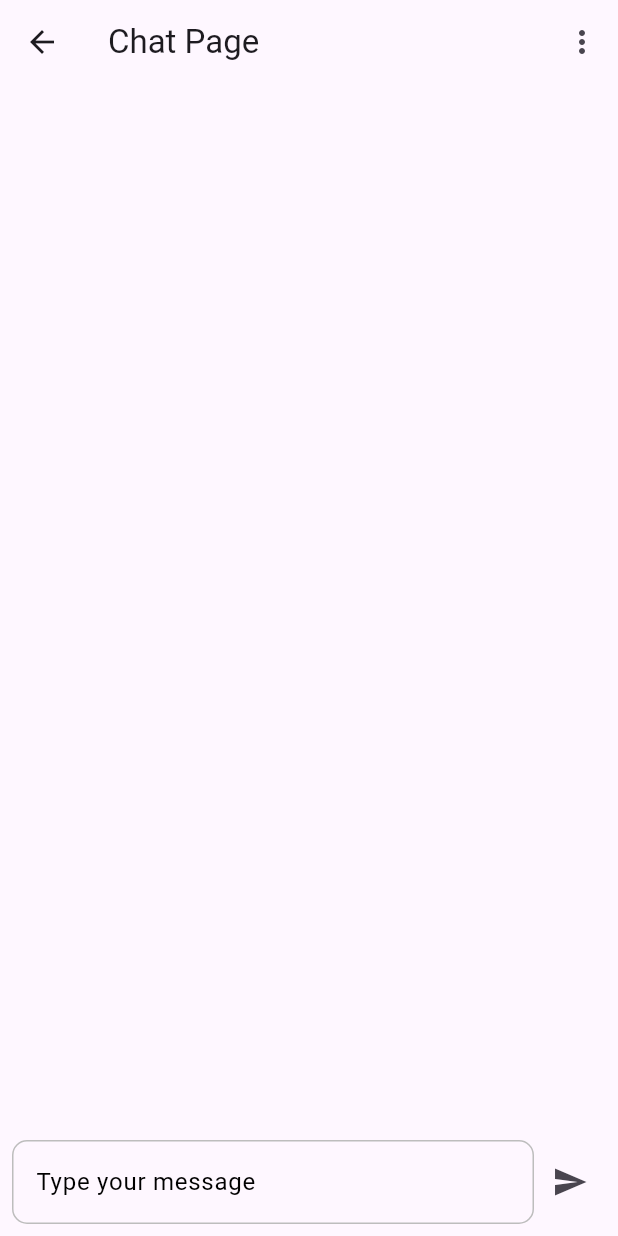
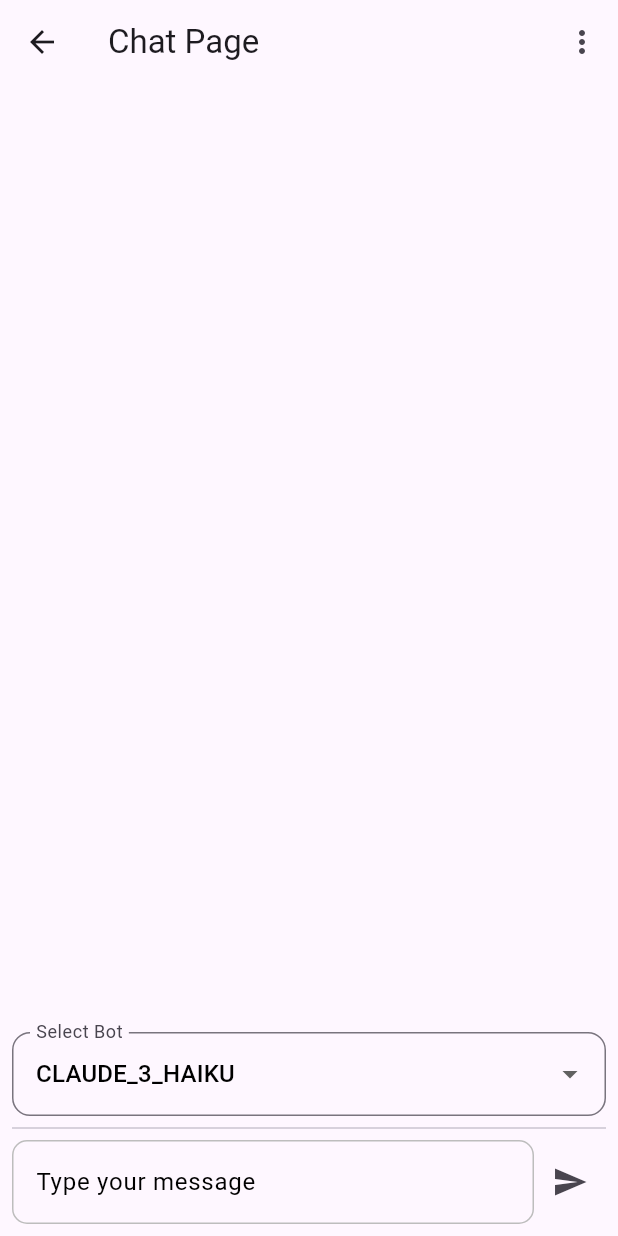
Before and after one commit to kietnguyen2003/chatApp, a Flutter app: the ChatPage screen opened directly, on a phone screen of 412 x 824 dp. Run offline on Flutter 3.47's test engine with Material 3 defaults, Android fonts, the phone set to English and light mode, and no system bars; drawn by our look-alikes of toastification; our stand-ins replace dio, equatable, flutter_animate, flutter_form_builder, shared_preferences; accounts and stored records are empty.

Commit message:
deat(chat): update chat page, conversation with chatbot

```diff
--- a/lib/layers/data/dto/auth_dto.dart
+++ b/lib/layers/data/dto/auth_dto.dart
@@ -10,6 +10,11 @@ class AuthDto {
   });
 
   factory AuthDto.fromJson(Map<String, dynamic> json) {
+    if (json['access_token'] == null ||
+        json['refresh_token'] == null ||
+        json['user_id'] == null) {
+      throw Exception('Invalid auth response');
+    }
     return AuthDto(
       token: json['access_token'],
       refreshToken: json['refresh_token'],
--- /dev/null
+++ b/lib/layers/data/source/local/botList.dart
@@ -0,0 +1,12 @@
+import 'package:chat_app/layers/domain/entity/bot.dart';
+
+class Botlist {
+  static List<Bot> bots = [
+    Bot(id: 'claude-3-haiku-20240307', model: 'dify', name: 'CLAUDE_3_HAIKU'),
+    Bot(id: 'claude-3-sonnet-20240229', model: 'dify', name: 'CLAUDE_3_SONNET'),
+    Bot(id: 'gemini-1.5-flash-latest', model: 'dify', name: 'GEMINI_15_FLASH'),
+    Bot(id: 'gemini-1.5-pro-latest', model: 'dify', name: 'GEMINI_15_PRO'),
+    Bot(id: 'gpt-4o', model: 'dify', name: 'GPT_4O'),
+    Bot(id: 'gpt-4o-mini', model: 'dify', name: 'GPT_4O_MINI'),
+  ];
+}
--- /dev/null
+++ b/lib/layers/domain/entity/bot.dart
@@ -0,0 +1,7 @@
+class Bot {
+  final String id;
+  final String model;
+  final String name;
+
+  Bot({required this.id, required this.model, required this.name});
+}
--- /dev/null
+++ b/lib/layers/domain/repository/conversation_repository.dart
@@ -0,0 +1,6 @@
+import 'package:chat_app/layers/domain/entity/bot.dart';
+import 'package:chat_app/layers/domain/entity/conversation.dart';
+
+abstract class ConversationRepository {
+  Future<MessageResponse> sendMessage(String message, Bot bot);
+}
--- /dev/null
+++ b/lib/layers/domain/usecase/conversation.dart
@@ -0,0 +1,27 @@
+import 'package:chat_app/layers/domain/entity/bot.dart';
+import 'package:chat_app/layers/domain/entity/conversation.dart';
+import 'package:chat_app/layers/domain/repository/conversation_repository.dart';
+
+class Conversation {
+  final _conversationRepository;
+  Conversation({required ConversationRepository conversationRepository})
+    : _conversationRepository = conversationRepository;
+
+  Future<MessageResponse> sendMessage(String message, Bot bot) async {
+    if (message.isEmpty) {
+      throw Exception('Message cannot be empty');
+    }
+    if (bot.id.isEmpty) {
+      throw Exception('Bot ID cannot be empty');
+    }
+    MessageResponse response = await _conversationRepository.sendMessage(
+      message,
+      bot,
+    );
+    print('Response from use case: ${response.message}');
+    if (response.message.isEmpty) {
+      throw Exception('Response message cannot be empty');
+    }
+    return response;
+  }
+}
--- a/lib/layers/presentation/using_provider/chat_page/chang_notifer/chat_change_notifer.dart
+++ /dev/null
@@ -1,18 +0,0 @@
-import 'package:chat_app/layers/data/source/local/local_storage.dart';
-import 'package:flutter/material.dart';
-import 'package:shared_preferences/shared_preferences.dart';
-
-class ChatChangeNotifer extends ChangeNotifier {
-  final LocalStorage _localStorage;
-  ChatChangeNotifer({required SharedPreferences sharedPreferences})
-    : _localStorage = LocalStorageImpl(sharedPreferences: sharedPreferences);
-
-  Future<void> logout() async {
-    try {
-      await _localStorage.removeToken();
-      notifyListeners();
-    } catch (e) {
-      print('Error logging out: $e');
-    }
-  }
-}
--- a/lib/layers/presentation/using_provider/chat_page/chat_page.dart
+++ /dev/null
@@ -1,98 +0,0 @@
-import 'package:chat_app/layers/domain/entity/messeage.dart';
-import 'package:chat_app/layers/presentation/using_provider/chat_page/chang_notifer/chat_change_notifer.dart';
-import 'package:chat_app/layers/presentation/widget/TextField.dart';
-import 'package:flutter/material.dart';
-import 'package:provider/provider.dart';
-
-class ChatPage extends StatefulWidget {
-  const ChatPage({super.key});
-
-  @override
-  State<ChatPage> createState() => _ChatPageState();
-}
-
-class _ChatPageState extends State<ChatPage> {
-  List<Message> messages = [];
-  final TextEditingController controller = TextEditingController();
-
-  @override
-  Widget build(BuildContext context) {
-    final chatChangeNotifier = Provider.of<ChatChangeNotifer>(
-      context,
-      listen: true,
-    );
-
-    return Scaffold(
-      appBar: AppBar(
-        title: const Text('Chat Page'),
-        actions: [
-          PopupMenuButton(
-            itemBuilder: (context) {
-              return [const PopupMenuItem(value: 1, child: Text('Logout'))];
-            },
-            onSelected: (value) {
-              if (value == 1) {
-                chatChangeNotifier.logout();
-                // Điều hướng được xử lý ở AppUsing tirProvider
-              }
-            },
-          ),
-        ],
-      ),
-      body: Column(
-        children: [
-          Expanded(child: buildConversation()),
-          Padding(
-            padding: const EdgeInsets.all(8.0),
-            child: Row(
-              children: [
-                Expanded(
-                  child: customTextField(
-                    controller: controller,
-                    labelText: "Type your message",
-                    color: Colors.blue,
-                    obscureText: false,
-                  ),
-                ),
-                IconButton(
-                  onPressed: () {
-                    if (controller.text.isNotEmpty) {
-                      setState(() {
-                        messages.add(
-                          Message(
-                            message: controller.text,
-                            name: 'User',
-                            isUser: IsUser.sender,
-                          ),
-                        );
-                        controller.clear();
-                      });
-                    }
-                  },
-                  icon: const Icon(Icons.send),
-                ),
-              ],
-            ),
-          ),
-        ],
-      ),
-    );
-  }
-
-  Widget buildConversation() {
-    return ListView.builder(
-      itemCount: messages.length,
-      itemBuilder: (context, index) {
-        final message = messages[index];
-        return ListTile(
-          title: Text(message.message),
-          subtitle: Text(message.name),
-          trailing:
-              message.isUser == IsUser.sender
-                  ? const Icon(Icons.person)
-                  : const Icon(Icons.android),
-        );
-      },
-    );
-  }
-}
--- /dev/null
+++ b/lib/layers/presentation/using_provider/features/chat_page/chang_notifer/chat_change_notifer.dart
@@ -0,0 +1,73 @@
+import 'package:chat_app/layers/data/source/local/local_storage.dart';
+import 'package:chat_app/layers/domain/entity/bot.dart';
+import 'package:chat_app/layers/domain/entity/messeage.dart';
+import 'package:chat_app/layers/domain/usecase/conversation.dart';
+import 'package:dio/dio.dart';
+import 'package:flutter/material.dart';
+import 'package:shared_preferences/shared_preferences.dart';
+
+class ChatChangeNotifer extends ChangeNotifier {
+  final LocalStorage _localStorage;
+  final Conversation _conversationUseCase;
+  final List<Message> _messages = [];
+  bool _isLoading = false;
+  String? _error;
+
+  List<Message> get messages => _messages;
+  bool get isLoading => _isLoading;
+  String? get error => _error;
+
+  ChatChangeNotifer({
+    required Conversation conversationUseCase,
+    required SharedPreferences sharedPreferences,
+  }) : _conversationUseCase = conversationUseCase,
+       _localStorage = LocalStorageImpl(sharedPreferences: sharedPreferences);
+
+  Future<void> sendMessage(String message, Bot bot) async {
+    _isLoading = true;
+    _error = null;
+    notifyListeners();
+    try {
+      _messages.add(
+        Message(message: message, isUser: IsUser.sender, name: "User"),
+      );
+      final response = await _conversationUseCase.sendMessage(message, bot);
+      if (response != null) {
+        print('Response at notifier: ${response.message}');
+        _messages.add(
+          Message(
+            message: response.message,
+            isUser: IsUser.bot,
+            name: bot.name,
+          ),
+        );
+      } else {
+        _error = 'Failed to send message';
+      }
+    } catch (e) {
+      if (e is DioException) {
+        if (e.response?.statusCode == 401) {
+          _error = 'Invalid token';
+        } else {
+          _error = 'Network error: ${e.message}';
+        }
+      } else {
+        _error = 'Unexpected error: $e';
+      }
+    } finally {
+      _isLoading = false;
+      notifyListeners();
+    }
+  }
+
+  Future<void> logout() async {
+    try {
+      await _localStorage.removeToken();
+      _messages.clear();
+      notifyListeners();
+    } catch (e) {
+      _error = 'Error logging out: $e';
+      notifyListeners();
+    }
+  }
+}
--- /dev/null
+++ b/lib/layers/presentation/using_provider/features/chat_page/chat_page.dart
@@ -0,0 +1,135 @@
+import 'package:chat_app/layers/data/source/local/botList.dart';
+import 'package:chat_app/layers/domain/entity/bot.dart';
+import 'package:chat_app/layers/domain/entity/messeage.dart';
+import 'package:chat_app/layers/presentation/using_provider/features/chat_page/chang_notifer/chat_change_notifer.dart';
+import 'package:chat_app/layers/presentation/widget/TextField.dart';
+import 'package:chat_app/layers/presentation/widget/selector.dart';
+import 'package:flutter/material.dart';
+import 'package:provider/provider.dart';
+
+class ChatPage extends StatefulWidget {
+  const ChatPage({super.key});
+
+  @override
+  State<ChatPage> createState() => _ChatPageState();
+}
+
+class _ChatPageState extends State<ChatPage> {
+  List<Message> messages = [];
+  final TextEditingController controller = TextEditingController();
+  String title = 'Select Bot';
+  String selectBotId = 'claude-3-haiku-20240307';
+
+  // Function to transform bolded text (**text**) to uppercase
+  String formatResponse(String response) {
+    return response.replaceAllMapped(
+      RegExp(r'\*\*(.*?)\*\*'),
+      (Match match) => match.group(1)!.toUpperCase(),
+    );
+  }
+
+  @override
+  Widget build(BuildContext context) {
+    final chatChangeNotifier = Provider.of<ChatChangeNotifer>(
+      context,
+      listen: true,
+    );
+
+    return Scaffold(
+      appBar: AppBar(
+        title: const Text('Chat Page'),
+        actions: [
+          PopupMenuButton(
+            itemBuilder: (context) {
+              return [const PopupMenuItem(value: 1, child: Text('Logout'))];
+            },
+            onSelected: (value) {
+              if (value == 1) {
+                chatChangeNotifier.logout();
+                // Navigation handled in AppUsing tirProvider
+              }
+            },
+          ),
+        ],
+      ),
+      body: Column(
+        children: [
+          Expanded(child: buildConversation(chatChangeNotifier)),
+          Padding(
+            padding: const EdgeInsets.all(8.0),
+            child: Column(
+              children: [
+                buildSelector(
+                  title: title,
+                  selectBotId: selectBotId,
+                  onChanged: (selected) {
+                    setState(() {
+                      selectBotId = selected;
+                      title =
+                          Botlist.bots
+                              .firstWhere((element) => element.id == selected)
+                              .name;
+                    });
+                  },
+                ),
+                const Divider(),
+                Row(
+                  children: [
+                    Expanded(
+                      child: customTextField(
+                        controller: controller,
+                        labelText: "Type your message",
+                        color: Colors.blue,
+                        obscureText: false,
+                      ),
+                    ),
+                    IconButton(
+                      onPressed:
+                          chatChangeNotifier.isLoading
+                              ? null
+                              : () {
+                                if (controller.text.isNotEmpty) {
+                                  Bot bot = Botlist.bots.firstWhere(
+                                    (element) => element.id == selectBotId,
+                                  );
+                                  chatChangeNotifier.sendMessage(
+                                    controller.text,
+                                    bot,
+                                  );
+                                  controller.clear();
+                                }
+                              },
+                      icon:
+                          chatChangeNotifier.isLoading
+                              ? const CircularProgressIndicator()
+                              : const Icon(Icons.send),
+                    ),
+                  ],
+                ),
+              ],
+            ),
+          ),
+        ],
+      ),
+    );
+  }
+
+  Widget buildConversation(ChatChangeNotifer chatChangeNotifier) {
+    return ListView.builder(
+      itemCount: chatChangeNotifier.messages.length,
+      itemBuilder: (context, index) {
+        final message = chatChangeNotifier.messages[index];
+        // Format the message to convert bolded text to uppercase
+        final formattedMessage = formatResponse(message.message);
+        return ListTile(
+          title: Text(formattedMessage),
+          subtitle: Text(message.name),
+          trailing:
+              message.isUser == IsUser.sender
+                  ? const Icon(Icons.person)
+                  : const Icon(Icons.android),
+        );
+      },
+    );
+  }
+}
--- /dev/null
+++ b/lib/layers/presentation/widget/selector.dart
@@ -0,0 +1,38 @@
+import 'package:chat_app/layers/data/source/local/botList.dart';
+import 'package:chat_app/layers/domain/entity/bot.dart';
+import 'package:flutter/material.dart';
+
+Widget buildSelector({
+  required String title,
+  required String selectBotId,
+  required Function(String) onChanged,
+}) {
+  // Danh sách bots được tạo từ Enums và Name
+  final List<Bot> bots = Botlist.bots;
+
+  return DropdownButtonFormField<String>(
+    decoration: InputDecoration(
+      labelText: title,
+      border: OutlineInputBorder(
+        borderRadius: BorderRadius.circular(12),
+        borderSide: const BorderSide(color: Colors.grey, width: 1),
+      ),
+    ),
+    value: selectBotId,
+    items:
+        bots.map((bot) {
+          return DropdownMenuItem<String>(
+            value: bot.id,
+            child: Text(
+              bot.name,
+              style: const TextStyle(color: Colors.black, fontSize: 16),
+            ),
+          );
+        }).toList(),
+    onChanged: (String? newValue) {
+      if (newValue != null) {
+        onChanged(newValue);
+      }
+    },
+  );
+}
--- a/pubspec.yaml
+++ b/pubspec.yaml
@@ -40,12 +40,7 @@ dependencies:
   provider: ^6.1.5
   dio: ^5.8.0+1
   toastification: ^3.0.2
-  getwidget: ^2.0.4
   flutter_form_builder: ^10.0.1
-
-  chat_bubbles: ^1.7.0
-  audioplayers: ^6.4.0
-  cached_network_image: ^3.4.1
 
 dev_dependencies:
   flutter_test:
```
Also changed, not shown: lib/layers/data/auth_repository_impl.dart (+10 -1 lines), lib/layers/data/conversation_repository_imp.dart (added, +58 -0 lines), lib/layers/data/dto/conversation_dto.dart (added, +24 -0 lines), lib/layers/data/source/local/local_storage.dart (+8 -3 lines), lib/layers/data/source/network/api.dart (+17 -7 lines), lib/layers/domain/entity/conversation.dart (added, +42 -0 lines), lib/layers/presentation/using_provider/app_using_provider.dart (+15 -5 lines), lib/layers/presentation/using_provider/features/auth/change_notifier/auth_change_notifier.dart (renamed from lib/layers/presentation/using_provider/auth/change_notifier/auth_change_notifier.dart, +11 -2 lines), lib/layers/presentation/using_provider/features/auth/login_page.dart (renamed from lib/layers/presentation/using_provider/auth/login_page.dart, +12 -7 lines), pubspec.lock.
